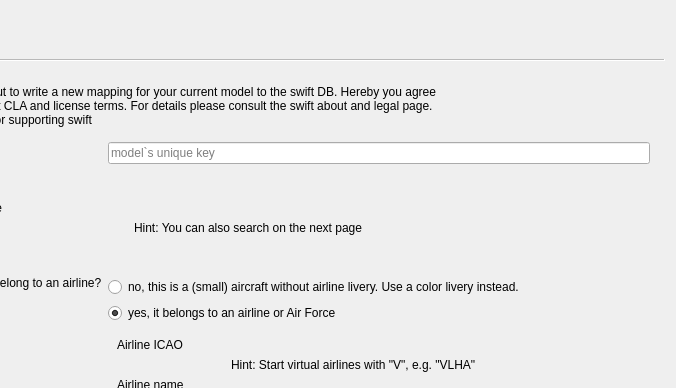
Qt form src/blackgui/components/dbquickmappingwizard.ui (swift-project/pilotclient) before a commit; both pictures show x 124 to 800 and y 0 to 388 of the 800 by 600 pixel window.
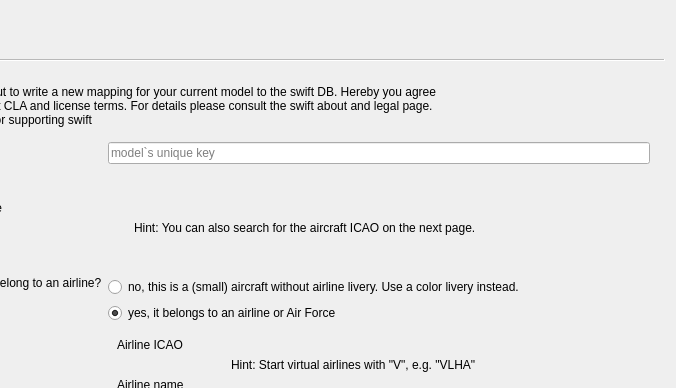
The same form after that commit. Icons and pictures are not drawn. Custom widgets are drawn as their Qt base class.

Commit message: refs #911, wizard improvements * disable enter button for next * role QTextEdit size (logoff UI) * no filter bar for log

Diff of the .ui file:
```diff
--- a/src/blackgui/components/dbquickmappingwizard.ui
+++ b/src/blackgui/components/dbquickmappingwizard.ui
@@ -152,7 +152,7 @@
          <item>
           <widget class="QLabel" name="lbl_HintAircraftIcao">
            <property name="text">
-            <string>Hint: You can also search on the next page</string>
+            <string>Hint: You can also search for the aircraft ICAO on the next page.</string>
            </property>
           </widget>
          </item>
```
The commit also changes 3 other files.
